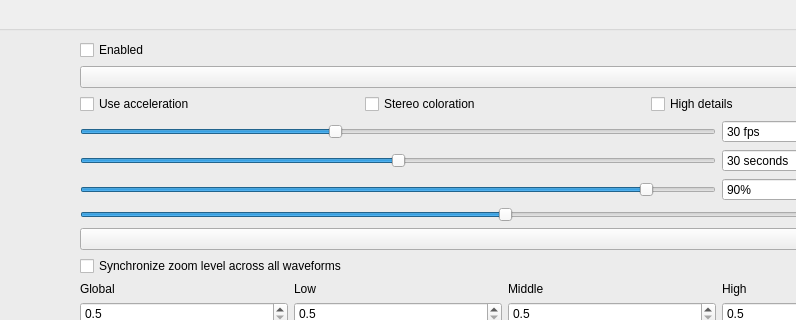
This is src/preferences/dialog/dlgprefwaveformdlg.ui in mixxxdj/mixxx as Qt 5 draws it before an edit; both pictures show x 157 to 953 and y 0 to 320 of the 1110 by 941 pixel window. The edited form follows.
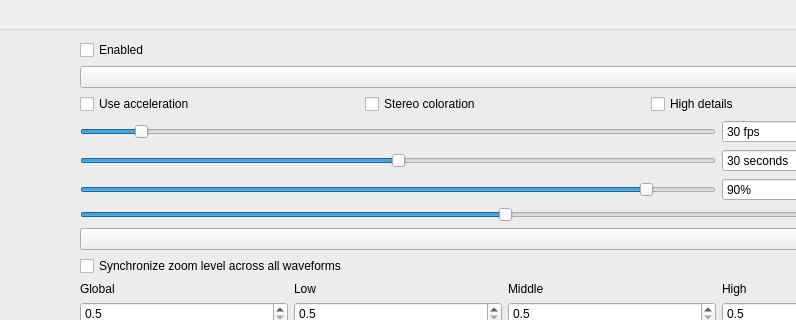
This is the edited form.

Commit message: Raise fps limit to 144, a common value for gamer displays.

The edit to the form file:
```diff
--- a/src/preferences/dialog/dlgprefwaveformdlg.ui
+++ b/src/preferences/dialog/dlgprefwaveformdlg.ui
@@ -118,7 +118,7 @@
         <number>10</number>
        </property>
        <property name="maximum">
-        <number>60</number>
+        <number>240</number>
        </property>
        <property name="value">
         <number>30</number>
```
Left out of the diff: 2 changed lines with no effect on the pictures. The commit also changes 1 other file.
